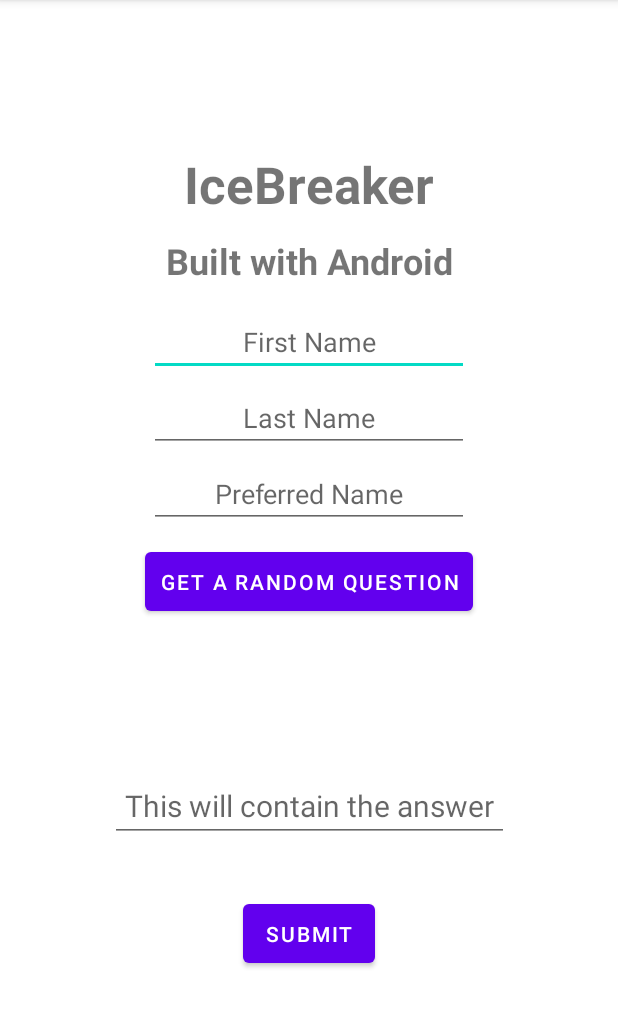
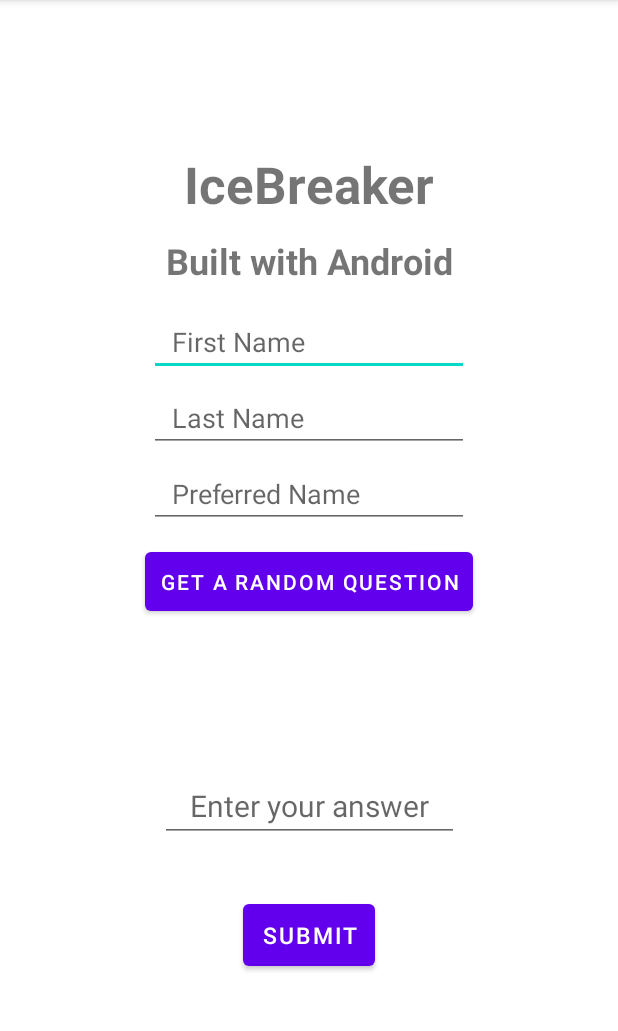
Before and after one commit to prep0ster0us/Demoapp_v2, an Android app: the screen it shows after launch (MainActivity), after a tap on "GET A RANDOM QUESTION", on a phone screen of 412 x 824 dp, the part 84-1115 px from its top. Run offline under Robolectric (Android 15) with nearby library versions, the phone set to English and light mode, and no system bars; our stand-ins replace Firebase (no records; nobody signed in at launch, a user with empty details on screens opened directly); 2 statements that could not run were skipped.

Commit message:
cleaned up the layout
adjusted positioning for views, tried adding rounded corner button with ripple effect but couldn't***

```diff
--- a/app/src/main/java/com/demo/rbabu_demoapp/MainActivity.kt
+++ b/app/src/main/java/com/demo/rbabu_demoapp/MainActivity.kt
@@ -13,11 +13,12 @@ import com.google.firebase.ktx.Firebase
 class MainActivity : AppCompatActivity() {
     private val TAG = "IceBreakerAndroidF23Tag"
 
-    private val db = Firebase.firestore             // database variable which is connected to our Firestore database
+    private val db =
+        Firebase.firestore             // database variable which is connected to our Firestore database
     private var questionBank: MutableList<Questions>? = arrayListOf()
     override fun onCreate(savedInstanceState: Bundle?) {
         super.onCreate(savedInstanceState)
-        AppCompatDelegate.setDefaultNightMode(AppCompatDelegate.MODE_NIGHT_NO);
+        AppCompatDelegate.setDefaultNightMode(AppCompatDelegate.MODE_NIGHT_NO)
         val binding: ActivityMainBinding = ActivityMainBinding.inflate(layoutInflater)
         setContentView(binding.root)
 
@@ -27,22 +28,29 @@ class MainActivity : AppCompatActivity() {
         Log.d(TAG, "Entered into onCreate()")
 
         // set binding variable to get data from edit text fields
-//        val fName = binding.txtFirstName
-//        val lName = binding.txtLastName
-//        val pName = binding.txtPrefName
-//
-//        val question = binding.txtQuestion
-//        val answer = binding.txtAnswer
+        val fName = binding.txtFirstName
+        val lName = binding.txtLastName
+        val pName = binding.txtPrefName
+
+        val question = binding.txtQuestion
+        val answer = binding.txtAnswer
 
         // by default, set visibility of question text, answer field and submit button to be invisible (toggle visibility when random question button is pressed)
-//        question.visibility = View.INVISIBLE
-//        answer.visibility = View.INVISIBLE
-//        binding.btnSubmit.visibility = View.INVISIBLE
+        question.visibility = View.INVISIBLE
+        answer.visibility = View.INVISIBLE
+        binding.btnSubmit.visibility = View.INVISIBLE
 
         // set action for button press, to fetch random question
         binding.btnGetQuestion.setOnClickListener {
             Log.d(TAG, "Fetch Question button was pressed!")
-            Toast.makeText(this@MainActivity, questionBank?.random().toString(), Toast.LENGTH_SHORT).show()
+            // unhide views related to questions once user requests to receive a random question
+            question.visibility = View.VISIBLE
+            answer.visibility = View.VISIBLE
+            binding.btnSubmit.visibility = View.VISIBLE
+
+            // visual log
+            Toast.makeText(this@MainActivity, questionBank?.random().toString(), Toast.LENGTH_SHORT)
+                .show()
 
             // set question textview to display fetched question (from firestore database)
             binding.txtQuestion.text = this.questionBank?.random()?.questionText
@@ -59,7 +67,7 @@ class MainActivity : AppCompatActivity() {
                 for (document in documents) {
                     Log.d(TAG, "${document.id} => ${document.data}")
                     val question = document.toObject(Questions::class.java)
-                    questionBank!!.add(question) ?: "Empty database!"
+                    questionBank!!.add(question)
                 }
             }
             .addOnFailureListener { exception ->
--- a/app/src/main/java/com/demo/rbabu_demoapp/Questions.kt
+++ b/app/src/main/java/com/demo/rbabu_demoapp/Questions.kt
@@ -1,3 +1,3 @@
 package com.demo.rbabu_demoapp
 
-data class Questions(val questionText: String = "") {}
+data class Questions(val questionText: String = "")
--- a/app/src/main/java/com/demo/rbabu_demoapp/SplashScreenActivity.kt
+++ b/app/src/main/java/com/demo/rbabu_demoapp/SplashScreenActivity.kt
@@ -10,7 +10,8 @@ import androidx.appcompat.app.AppCompatActivity
 class SplashScreenActivity : AppCompatActivity() {
     override fun onCreate(savedInstanceState: Bundle?) {
         super.onCreate(savedInstanceState)
-        val binding: ActivitySplashScreenBinding = ActivitySplashScreenBinding.inflate(layoutInflater)
+        val binding: ActivitySplashScreenBinding =
+            ActivitySplashScreenBinding.inflate(layoutInflater)
         setContentView(binding.root)
 
         binding.splashImage.alpha = 0f
--- /dev/null
+++ b/app/src/main/res/drawable/btn_shape.xml
@@ -0,0 +1,7 @@
+<?xml version="1.0" encoding="utf-8"?>
+<shape xmlns:android="http://schemas.android.com/apk/res/android"
+    android:paddingStart="30dp"
+    android:paddingEnd="30dp"
+    android:shape="rectangle">
+    <corners android:radius="25dp" />
+</shape>
--- a/app/src/main/res/layout/activity_main.xml
+++ b/app/src/main/res/layout/activity_main.xml
@@ -10,10 +10,10 @@
         android:id="@+id/header1"
         android:layout_width="wrap_content"
         android:layout_height="wrap_content"
+        android:layout_marginTop="100dp"
         android:text="@string/txtHeader"
         android:textSize="34sp"
         android:textStyle="bold"
-        android:layout_marginTop="100dp"
         app:layout_constraintEnd_toEndOf="parent"
         app:layout_constraintStart_toStartOf="parent"
         app:layout_constraintTop_toTopOf="parent" />
@@ -43,7 +43,6 @@
         android:inputType="textPersonName"
         android:paddingStart="15dp"
         android:paddingEnd="15dp"
-        android:textAlignment="center"
         app:layout_constraintEnd_toEndOf="parent"
         app:layout_constraintStart_toStartOf="parent"
         app:layout_constraintTop_toBottomOf="@id/header2" />
@@ -58,7 +57,6 @@
         android:inputType="textPersonName"
         android:paddingStart="15dp"
         android:paddingEnd="15dp"
-        android:textAlignment="center"
         app:layout_constraintEnd_toEndOf="parent"
         app:layout_constraintStart_toStartOf="parent"
         app:layout_constraintTop_toBottomOf="@id/txtFirstName" />
@@ -73,7 +71,6 @@
         android:inputType="textPersonName"
         android:paddingStart="15dp"
         android:paddingEnd="15dp"
-        android:textAlignment="center"
         app:layout_constraintEnd_toEndOf="parent"
         app:layout_constraintStart_toStartOf="parent"
         app:layout_constraintTop_toBottomOf="@id/txtLastName" />
@@ -91,10 +88,11 @@
 
     <TextView
         android:id="@+id/txtQuestion"
-        android:layout_width="wrap_content"
+        android:layout_width="match_parent"
         android:layout_height="wrap_content"
         android:layout_marginTop="50dp"
         android:paddingHorizontal="10dp"
+        android:textAlignment="center"
         android:textSize="25sp"
         app:layout_constraintEnd_toEndOf="parent"
         app:layout_constraintStart_toStartOf="parent"
@@ -105,25 +103,30 @@
         android:id="@+id/txtAnswer"
         android:layout_width="wrap_content"
         android:layout_height="wrap_content"
-        android:paddingHorizontal="10dp"
+        android:layout_marginTop="15dp"
+        android:hint="@string/answer_placeholder_text"
+        android:paddingHorizontal="20dp"
+        android:textAlignment="center"
         android:textSize="20sp"
-        android:layout_marginTop="15dp"
-        android:hint="@string/answer_edit_text_hint"
+        app:layout_constraintEnd_toEndOf="parent"
+        app:layout_constraintStart_toStartOf="parent"
         app:layout_constraintTop_toBottomOf="@id/txtQuestion"
-        app:layout_constraintStart_toStartOf="parent"
-        app:layout_constraintEnd_toEndOf="parent"
-        tools:text="This will have answer"
-        android:textAlignment="center"/>
+        tools:text="@string/answer_edit_text_hint" />
 
     <Button
         android:id="@+id/btnSubmit"
         android:layout_width="wrap_content"
         android:layout_height="wrap_content"
+        android:layout_marginTop="35dp"
+        android:bottomLeftRadius="50dp"
+        android:bottomRightRadius="50dp"
         android:padding="10dp"
-        android:layout_marginTop="35dp"
         android:text="@string/submit_btn_txt"
-        app:layout_constraintTop_toBottomOf="@id/txtAnswer"
+        android:textSize="15sp"
+        android:topLeftRadius="50dp"
+        android:topRightRadius="50dp"
+        app:layout_constraintEnd_toEndOf="parent"
         app:layout_constraintStart_toStartOf="parent"
-        app:layout_constraintEnd_toEndOf="parent" />
+        app:layout_constraintTop_toBottomOf="@id/txtAnswer" />
 
 </androidx.constraintlayout.widget.ConstraintLayout>
--- a/app/src/main/res/values-night/strings.xml
+++ b/app/src/main/res/values-night/strings.xml
@@ -8,4 +8,5 @@
     <string name="button_get_question">Get a random question</string>
     <string name="answer_edit_text_hint">This will contain the answer</string>
     <string name="submit_btn_txt">Submit</string>
+    <string name="answer_placeholder_text">Enter your answer</string>
 </resources>
--- a/app/src/main/res/values/strings.xml
+++ b/app/src/main/res/values/strings.xml
@@ -9,4 +9,5 @@
     <string name="button_get_question">Get a random question</string>
     <string name="answer_edit_text_hint">This will contain the answer</string>
     <string name="submit_btn_txt">Submit</string>
+    <string name="answer_placeholder_text">Enter your answer</string>
 </resources>
```
